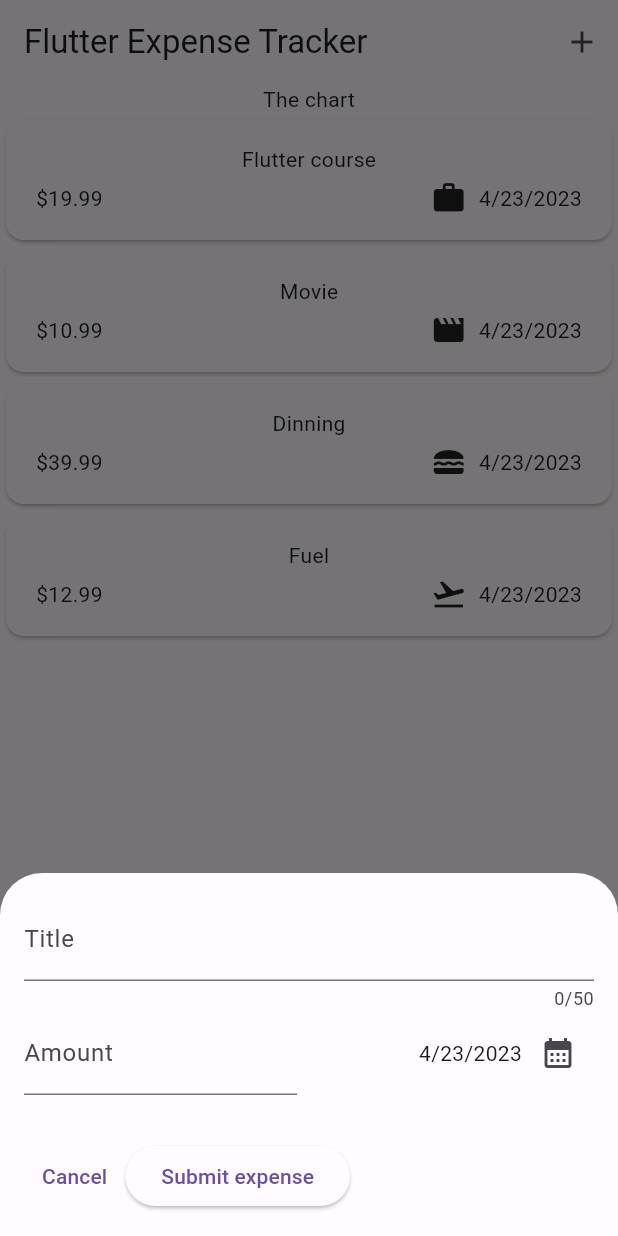
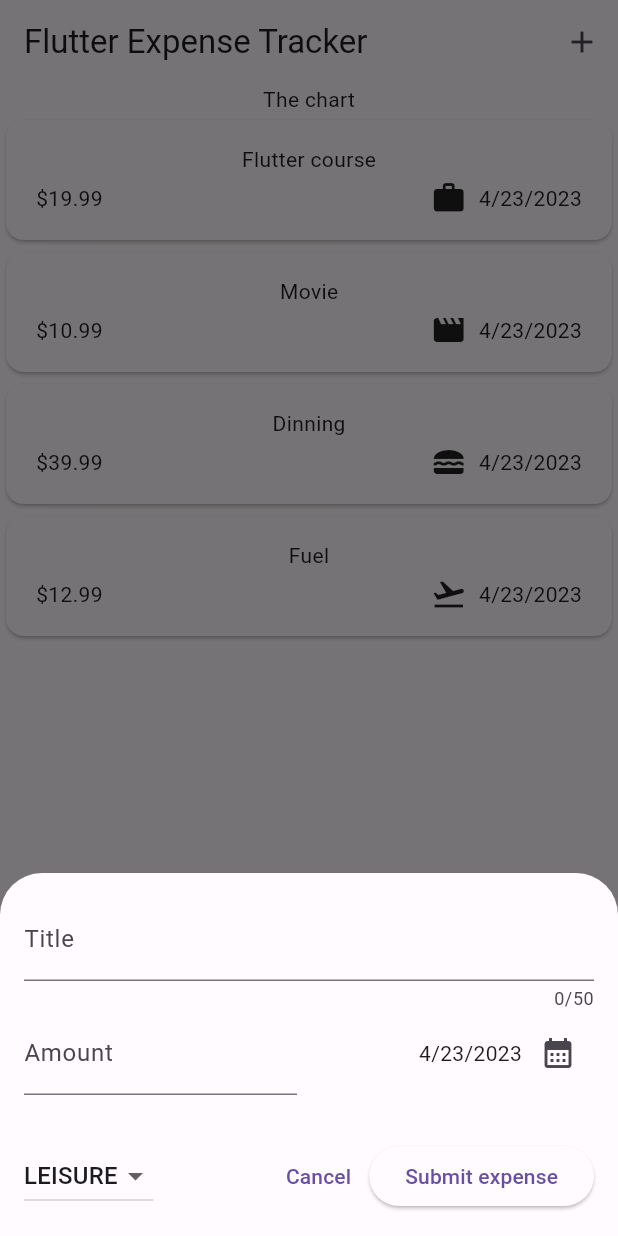
Before and after one commit to chawatvish/flutter-expense-app, a Flutter app: the screen it shows after launch, after a tap on the "add" icon, on a phone screen of 412 x 824 dp. Run offline on Flutter 3.47's test engine with Material 2 defaults, Android fonts, the phone set to English and light mode, and no system bars.

Commit message:
add dropdown button with enum list

```diff
--- a/lib/widgets/new_expense.dart
+++ b/lib/widgets/new_expense.dart
@@ -12,6 +12,7 @@ class _NewExpenseState extends State<NewExpense> {
   final _titleController = TextEditingController();
   final _amountController = TextEditingController();
   DateTime _selectedDate = DateTime.now();
+  Category _selectedCategory = Category.leisure;
 
   void _presentDatePicker() async {
     final now = DateTime.now();
@@ -40,7 +41,8 @@ class _NewExpenseState extends State<NewExpense> {
 
   @override
   Widget build(BuildContext context) {
-    return Padding(
+    return SafeArea(
+      child: Padding(
         padding: const EdgeInsets.all(16),
         child: Column(
           children: [
@@ -86,6 +88,24 @@ class _NewExpenseState extends State<NewExpense> {
             ),
             Row(
               children: [
+                DropdownButton(
+                  value: _selectedCategory,
+                  items: Category.values
+                      .map((e) => DropdownMenuItem(
+                            value: e,
+                            child: Text(e.name.toUpperCase()),
+                          ))
+                      .toList(),
+                  onChanged: (value) {
+                    if (value == null) {
+                      return;
+                    }
+                    setState(() {
+                      _selectedCategory = value;
+                    });
+                  },
+                ),
+                const Spacer(),
                 TextButton(
                   onPressed: () {
                     Navigator.pop(context);
@@ -103,6 +123,7 @@ class _NewExpenseState extends State<NewExpense> {
             ),
           ],
         ),
+      ),
     );
   }
 }
```
Lines whose indentation alone changed are shown as unchanged.
